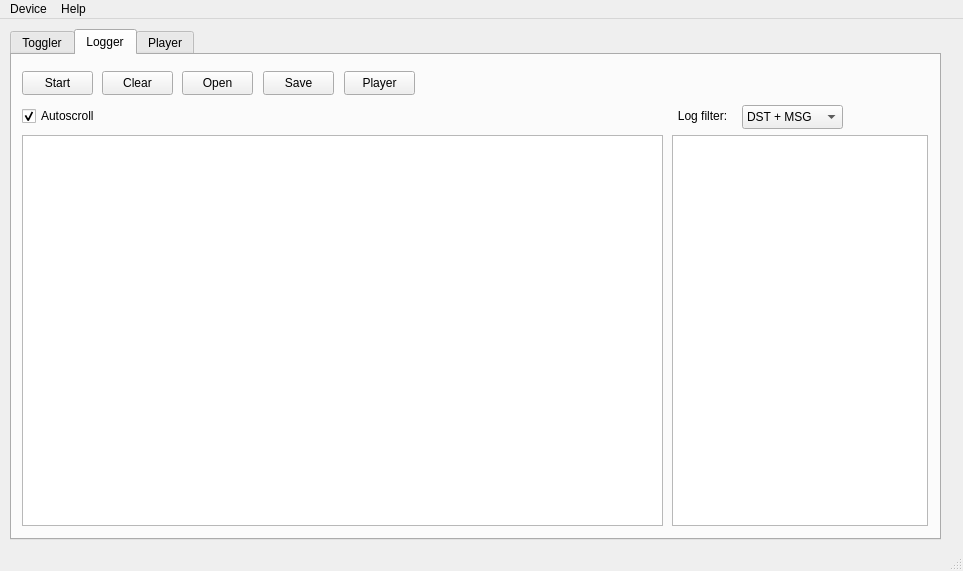
First picture: the form in mainwindow.ui, repository haageduard/bean_tools, before the edit.
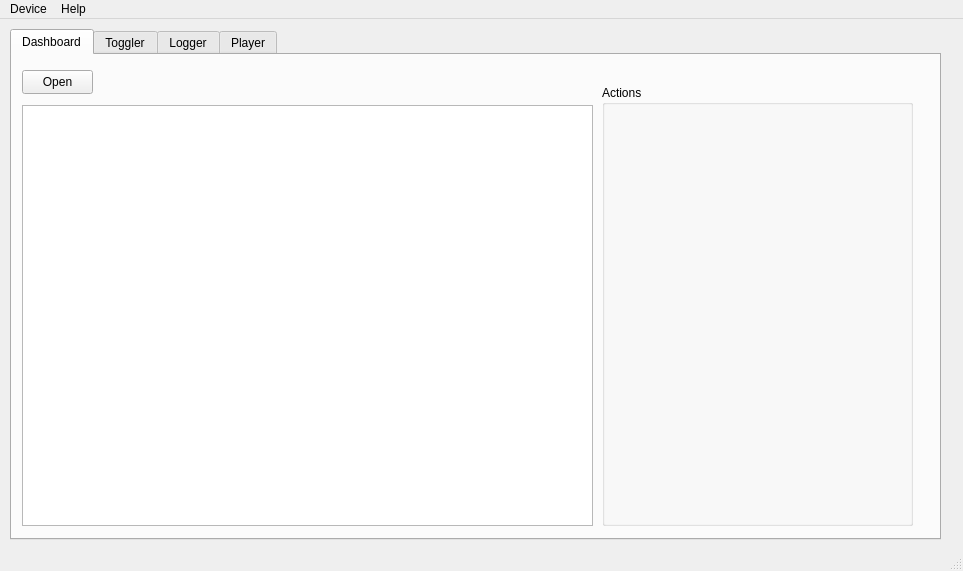
Second picture: the form after the edit.

Commit message: добавлен функционал, имитирующий приборную панель "Dashboard" обновлен протокол обмена с платой

The edit to the form file:
```diff
--- a/mainwindow.ui
+++ b/mainwindow.ui
@@ -33,8 +33,58 @@
      </rect>
     </property>
     <property name="currentIndex">
-     <number>1</number>
+     <number>0</number>
     </property>
+    <widget class="QWidget" name="tab_3">
+     <attribute name="title">
+      <string>Dashboard</string>
+     </attribute>
+     <widget class="QPushButton" name="btnOpenDashboard">
+      <property name="geometry">
+       <rect>
+        <x>10</x>
+        <y>15</y>
+        <width>71</width>
+        <height>24</height>
+       </rect>
+      </property>
+      <property name="toolTip">
+       <string>Open dump from file</string>
+      </property>
+      <property name="text">
+       <string>Open</string>
+      </property>
+     </widget>
+     <widget class="QTableView" name="tblDashboardMetric">
+      <property name="geometry">
+       <rect>
+        <x>10</x>
+        <y>50</y>
+        <width>571</width>
+        <height>421</height>
+       </rect>
+      </property>
+      <property name="selectionMode">
+       <enum>QAbstractItemView::SingleSelection</enum>
+      </property>
+      <property name="selectionBehavior">
+       <enum>QAbstractItemView::SelectRows</enum>
+      </property>
+     </widget>
+     <widget class="QGroupBox" name="gbActions">
+      <property name="geometry">
+       <rect>
+        <x>590</x>
+        <y>30</y>
+        <width>311</width>
+        <height>441</height>
+       </rect>
+      </property>
+      <property name="title">
+       <string>Actions</string>
+      </property>
+     </widget>
+    </widget>
     <widget class="QWidget" name="tab">
      <attribute name="title">
       <string>Toggler</string>
```
Left out of the diff: 38 changed lines with no effect on the pictures. The commit also changes 11 other files.
